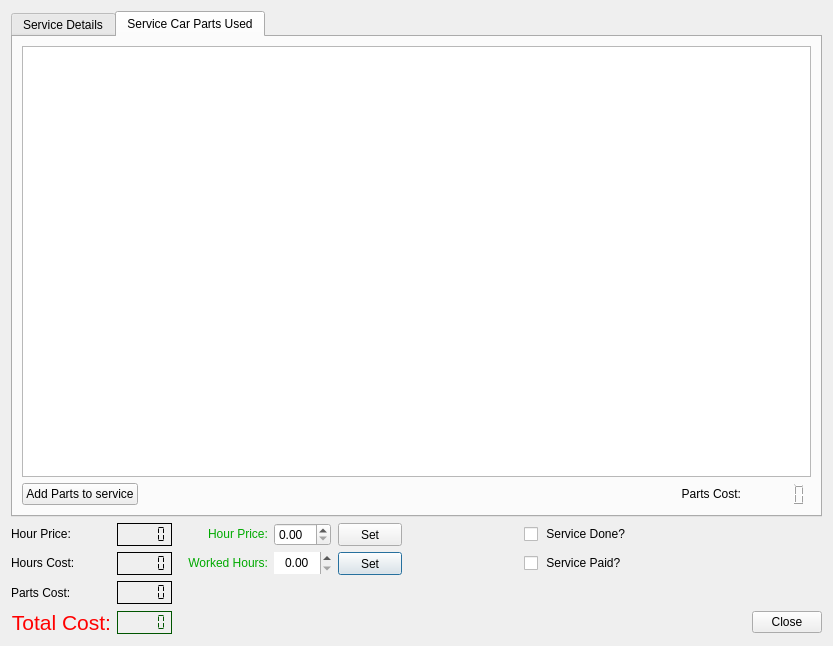
Old version of the form Client_Add_service.ui in the repository bedi1982/Oficina.
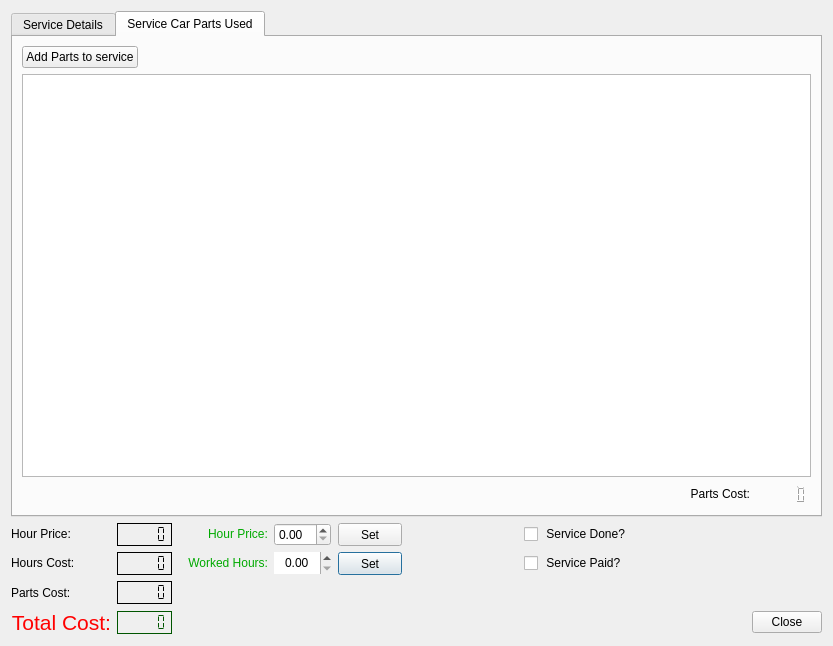
New version of the form. The open tabs and pages were chosen to show the change. Icons and pictures are not drawn.

Patch:
```diff
--- a/Client_Add_service.ui
+++ b/Client_Add_service.ui
@@ -557,12 +557,35 @@
            <verstretch>0</verstretch>
           </sizepolicy>
          </property>
+         <property name="font">
+          <font>
+           <pointsize>16</pointsize>
+          </font>
+         </property>
+         <property name="autoFillBackground">
+          <bool>false</bool>
+         </property>
+         <property name="styleSheet">
+          <string notr="true">color: rgb(255, 0, 0);</string>
+         </property>
          <property name="frameShape">
           <enum>QFrame::NoFrame</enum>
          </property>
          <property name="frameShadow">
           <enum>QFrame::Plain</enum>
          </property>
+         <property name="lineWidth">
+          <number>5</number>
+         </property>
+         <property name="midLineWidth">
+          <number>5</number>
+         </property>
+         <property name="smallDecimalPoint">
+          <bool>true</bool>
+         </property>
+         <property name="segmentStyle">
+          <enum>QLCDNumber::Outline</enum>
+         </property>
         </widget>
        </item>
        <item row="1" column="0" colspan="4">
@@ -575,7 +598,7 @@
          </property>
         </widget>
        </item>
-       <item row="2" column="0">
+       <item row="0" column="0">
         <widget class="QPushButton" name="btn_Add_Parts_Used_In_The_Service">
          <property name="enabled">
           <bool>true</bool>
```
Left out of the diff: 14 changed lines with no effect on the pictures.
